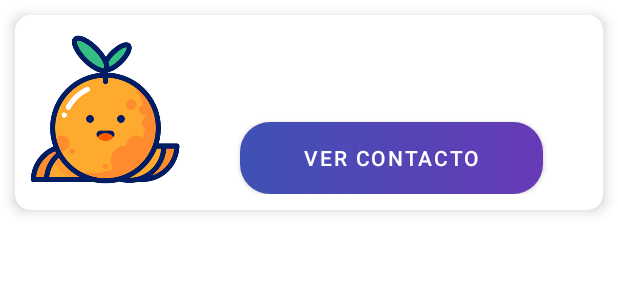
After one commit to juanMaHE/appMercadoLocal, an Android app: the layout item_list_alimentos.xml on its own in the app's theme, with its tools: preview values and no code run, on a phone screen of 412 x 824 dp. The commit adds this screen. Shown: the top 300 px of the screen. Run offline under Robolectric (Android 15) with nearby library versions, the light colour scheme and no system bars; network calls fail.

Commit message:
Se agrega Recycler view para mostrar alimentos

```diff
--- /dev/null
+++ b/app/src/main/res/drawable/custom_button.xml
@@ -0,0 +1,10 @@
+<?xml version="1.0" encoding="utf-8"?>
+<shape xmlns:android="http://schemas.android.com/apk/res/android">
+
+    <gradient
+        android:startColor="#3F51B5"
+        android:endColor="#673AB7"
+        android:angle="0"/>
+    <corners
+        android:radius="20dp"/>
+</shape>
--- /dev/null
+++ b/app/src/main/res/layout/item_list_alimentos.xml
@@ -0,0 +1,61 @@
+<?xml version="1.0" encoding="utf-8"?>
+<androidx.cardview.widget.CardView xmlns:android="http://schemas.android.com/apk/res/android"
+    xmlns:app="http://schemas.android.com/apk/res-auto"
+    android:layout_width="match_parent"
+    android:layout_height="wrap_content"
+    android:layout_margin="10dp"
+    app:cardCornerRadius="10dp"
+    app:cardElevation="5dp">
+
+    <LinearLayout
+        android:layout_width="match_parent"
+        android:layout_height="match_parent"
+        android:orientation="horizontal"
+        android:padding="10dp">
+
+        <ImageView
+            android:id="@+id/imageView"
+            android:layout_width="100dp"
+            android:layout_height="110dp"
+            android:layout_marginRight="10dp"
+            android:scaleType="centerCrop"
+            android:src="@drawable/naranja"></ImageView>
+
+        <LinearLayout
+            android:layout_width="match_parent"
+            android:layout_height="wrap_content"
+            android:orientation="vertical">
+
+
+            <TextView
+                android:id="@+id/tvTitulo"
+                android:layout_width="match_parent"
+                android:layout_height="wrap_content"
+                android:layout_marginLeft="30dp"
+                android:layout_marginRight="30dp"
+                android:textSize="25sp"
+                android:textStyle="bold" />
+
+            <TextView
+                android:id="@+id/tvDescripcion"
+                android:layout_width="match_parent"
+                android:layout_height="wrap_content"
+                android:layout_marginLeft="30dp"
+                android:layout_marginRight="30dp"
+                android:textSize="12sp" />
+
+
+            <com.google.android.material.button.MaterialButton
+                android:layout_width="match_parent"
+                android:layout_height="wrap_content"
+                android:layout_marginLeft="30dp"
+                android:layout_marginTop="10dp"
+                android:layout_marginRight="30dp"
+                android:background="@drawable/custom_button"
+                app:backgroundTint="@null"
+                android:text="Ver Contacto"
+                app:cornerRadius="5dp" />
+        </LinearLayout>
+    </LinearLayout>
+
+</androidx.cardview.widget.CardView>
```
Also changed, not shown: app/src/main/java/mx/localmarket/mercadolocal/adapters/RecyclerAdapterAlimentos.java (added, +57 -0 lines), app/src/main/java/mx/localmarket/mercadolocal/fragments/AlimentosFragment.java (+39 -32 lines), app/src/main/java/mx/localmarket/mercadolocal/fragments/InicioFragment.java (+19 -0 lines), app/src/main/res/layout/fragment_alimentos.xml (+3 -4 lines).
